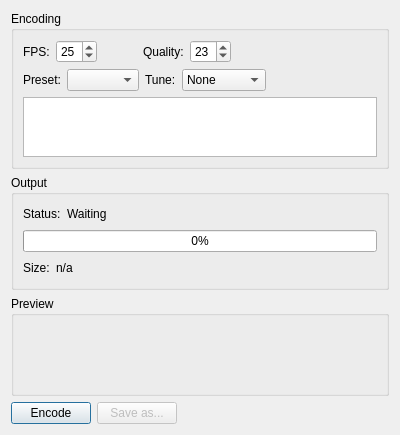
Above: x264encoderdialog.ui from labyrinthofdreams/screenpicker before the change. Below: the same form after it.
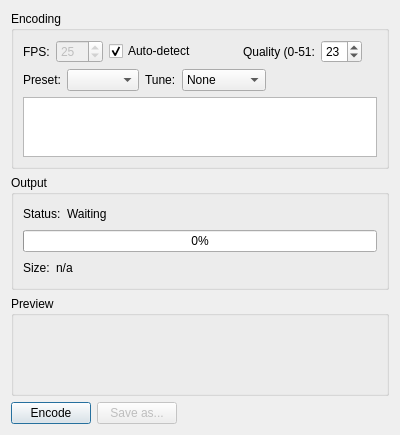
That is the form after the change.

Commit message: Auto-detect FPS unless specified by user

What changed in the file:
```diff
--- a/x264encoderdialog.ui
+++ b/x264encoderdialog.ui
@@ -10,7 +10,7 @@
     <x>0</x>
     <y>0</y>
     <width>400</width>
-    <height>422</height>
+    <height>428</height>
    </rect>
   </property>
   <property name="windowTitle">
@@ -40,6 +40,9 @@
         </item>
         <item>
          <widget class="QSpinBox" name="spinFps">
+          <property name="enabled">
+           <bool>false</bool>
+          </property>
           <property name="toolTip">
            <string>Frames per second (default: 25)</string>
           </property>
@@ -47,13 +50,23 @@
            <number>1</number>
           </property>
           <property name="maximum">
-           <number>60</number>
+           <number>120</number>
           </property>
           <property name="value">
            <number>25</number>
           </property>
          </widget>
         </item>
+        <item>
+         <widget class="QCheckBox" name="checkBoxFpsAutoDetect">
+          <property name="text">
+           <string>Auto-detect</string>
+          </property>
+          <property name="checked">
+           <bool>true</bool>
+          </property>
+         </widget>
+        </item>
         <item>
          <spacer name="horizontalSpacer_2">
           <property name="orientation">
@@ -73,7 +86,7 @@
         <item>
          <widget class="QLabel" name="label_3">
           <property name="text">
-           <string>Quality:</string>
+           <string>Quality (0-51:</string>
           </property>
          </widget>
         </item>
@@ -83,10 +96,10 @@
            <string>CRF quality (default: 23)</string>
           </property>
           <property name="minimum">
-           <number>16</number>
+           <number>0</number>
           </property>
           <property name="maximum">
-           <number>32</number>
+           <number>51</number>
           </property>
           <property name="value">
            <number>23</number>
```
The commit also changes 3 other files.
